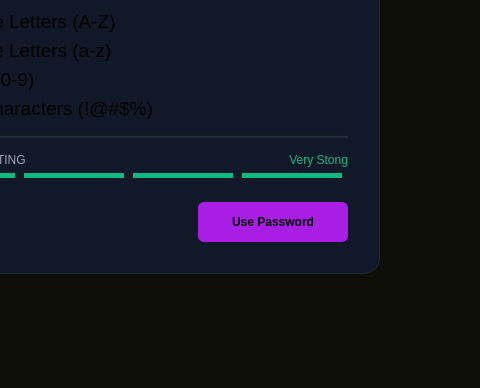
Old version of the form src/mainContent/passwordgenerator.ui in the repository Keypr-org/qt_client; both pictures show x 330 to 810 and y 416 to 804 of the 919 by 804 pixel window.
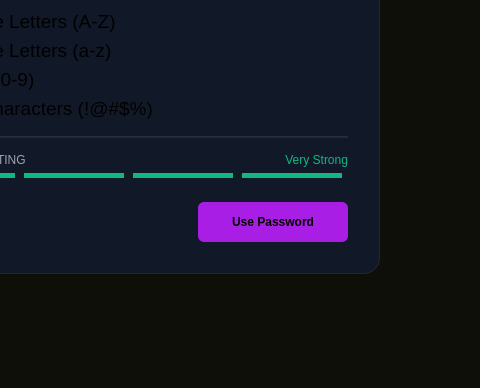
New version of the form. Custom widgets are drawn as their Qt base class.

```diff
--- a/src/mainContent/passwordgenerator.ui
+++ b/src/mainContent/passwordgenerator.ui
@@ -664,7 +664,7 @@
                <string notr="true">color: #10B981;</string>
               </property>
               <property name="text">
-               <string>Very Stong</string>
+               <string>Very Strong</string>
               </property>
               <property name="alignment">
                <set>Qt::AlignmentFlag::AlignRight|Qt::AlignmentFlag::AlignTrailing|Qt::AlignmentFlag::AlignVCenter</set>
```
